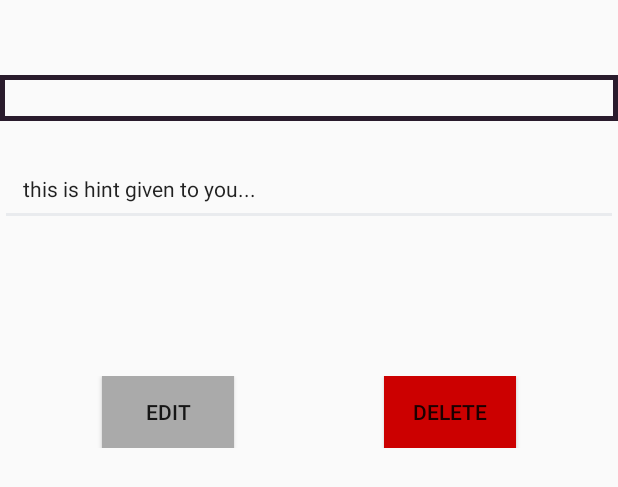
After one commit to SaharshPandey/instant-gram, an Android app: the layout activity_open_post.xml on its own in the app's theme, with its tools: preview values and no code run, on a phone screen of 412 x 824 dp. The commit adds this screen. Shown: the top 487 px of the screen. Run offline under Robolectric (Android 15) with nearby library versions, the phone set to English and light mode, and no system bars.

Commit message:
Added Click Post Activity

```diff
--- /dev/null
+++ b/app/src/main/res/layout/activity_open_post.xml
@@ -0,0 +1,63 @@
+<?xml version="1.0" encoding="utf-8"?>
+<RelativeLayout xmlns:android="http://schemas.android.com/apk/res/android"
+    xmlns:app="http://schemas.android.com/apk/res-auto"
+    xmlns:tools="http://schemas.android.com/tools"
+    android:layout_width="match_parent"
+    android:layout_height="match_parent"
+    tools:context=".OpenPostActivity"
+
+>
+<ImageView
+    android:id="@+id/image_clicked"
+    android:layout_width="match_parent"
+    android:layout_height="wrap_content"
+    android:background="@drawable/post_border"
+    android:layout_marginTop="50dp"
+    android:padding="15dp"
+    android:scaleType="center"
+    />
+<EditText
+    android:id="@+id/description_clicked"
+    android:layout_width="match_parent"
+    android:layout_height="wrap_content"
+    android:layout_marginTop="20dp"
+    android:layout_below="@id/image_clicked"
+    android:text="this is hint given to you..."
+    android:textSize="14sp"
+    android:padding="15dp"
+
+    />
+    <LinearLayout
+        android:id="@+id/button_container"
+        android:layout_below="@id/description_clicked"
+        android:layout_width="match_parent"
+        android:layout_height="wrap_content"
+        android:layout_marginTop="100dp"
+        android:orientation="horizontal"
+        android:gravity="center"
+        >
+
+        <Button
+            android:id="@+id/edit_clicked"
+            android:layout_width="wrap_content"
+            android:layout_height="wrap_content"
+            android:text="Edit"
+            android:layout_below="@id/description_clicked"
+            android:layout_marginEnd="100dp"
+            android:padding="10dp"
+            android:background="@android:color/darker_gray"
+            />
+        <Button
+            android:id="@+id/delete_clicked"
+            android:layout_width="wrap_content"
+            android:layout_height="wrap_content"
+            android:text="Delete"
+            android:layout_below="@id/description_clicked"
+
+            android:padding="10dp"
+            android:background="@android:color/holo_red_dark"
+            />
+    </LinearLayout>
+
+
+</RelativeLayout>
```
Also changed, not shown: app/src/main/AndroidManifest.xml (+4 -3 lines), app/src/main/java/com/example/iknownothing/instantgram/LoginActivity.java (+81 -2 lines), app/src/main/java/com/example/iknownothing/instantgram/MainActivity.java (+12 -1 lines), app/src/main/java/com/example/iknownothing/instantgram/OpenPostActivity.java (added, +53 -0 lines).
